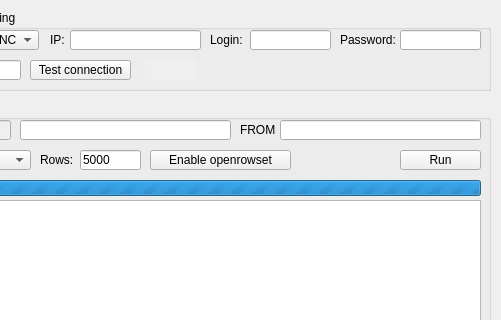
Above: gui/mssql/openrowset/openrowset.ui from kaeso/enema before the change; both pictures show x 90 to 591 and y 0 to 320 of the 591 by 618 pixel window. Below: the same form after it.
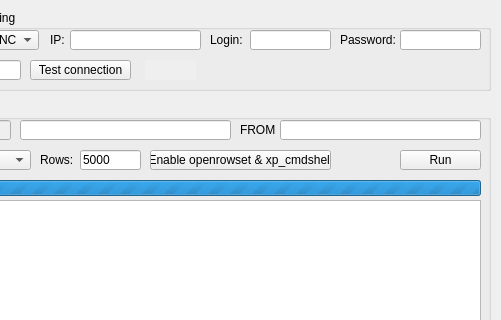
That is the form after the change.

What changed in the file:
```diff
--- a/gui/mssql/openrowset/openrowset.ui
+++ b/gui/mssql/openrowset/openrowset.ui
@@ -385,12 +385,12 @@
      <rect>
       <x>230</x>
       <y>50</y>
-      <width>141</width>
+      <width>181</width>
       <height>20</height>
      </rect>
     </property>
     <property name="text">
-     <string>Enable openrowset</string>
+     <string>Enable openrowset &amp;&amp; xp_cmdshell</string>
     </property>
    </widget>
    <widget class="QLineEdit" name="lineRowsCount">
```
